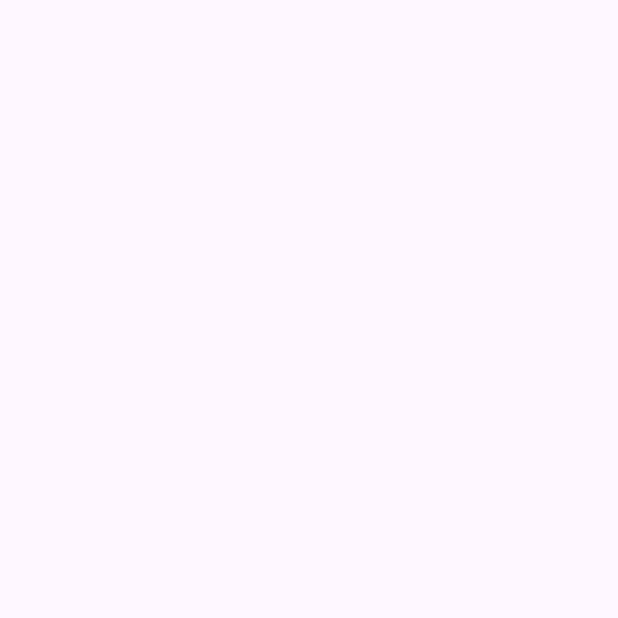
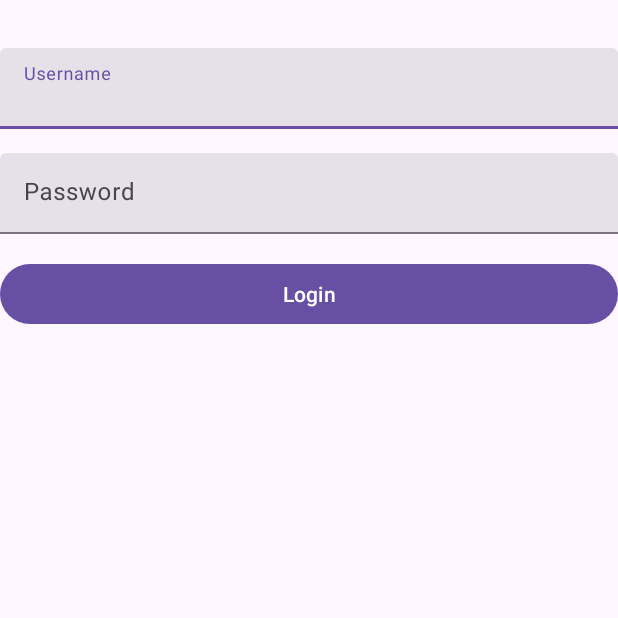
Before and after one commit to evan-sadlerVU/S3874961_assignment2, an Android app: the screen it shows after launch (MainActivity), on a phone screen of 412 x 824 dp, the top half of it. Before the commit the part shown is empty. Run offline under Robolectric (Android 15) with nearby library versions, the phone set to English and light mode, and no system bars; our stand-ins replace Dagger/Hilt's generated code.

Commit message:
- implemented a super basic fragment for login using material3 components. - made the login button work using the retrofit client i made before (currently hardcoded to use my login details, quote out/delete later, is working anyway though). - created a file for view model, need to remember how these work before implementing.

```diff
--- a/app/src/main/AndroidManifest.xml
+++ b/app/src/main/AndroidManifest.xml
@@ -1,6 +1,8 @@
 <?xml version="1.0" encoding="utf-8"?>
 <manifest xmlns:android="http://schemas.android.com/apk/res/android"
     xmlns:tools="http://schemas.android.com/tools">
+    <uses-permission android:name="android.permission.INTERNET" />
+    <uses-permission android:name="android.permission.ACCESS_NETWORK_STATE" />
 
     <application
         android:name=".S3874961Assignment2App"
@@ -23,4 +25,5 @@
         </activity>
     </application>
 
+
 </manifest>
--- a/app/src/main/java/com/example/s3874961_assignment2/MainActivity.kt
+++ b/app/src/main/java/com/example/s3874961_assignment2/MainActivity.kt
@@ -10,6 +10,7 @@ import dagger.hilt.android.AndroidEntryPoint
 @AndroidEntryPoint
 class MainActivity : AppCompatActivity() {
     override fun onCreate(savedInstanceState: Bundle?) {
+        // Boilerplate activity code
         super.onCreate(savedInstanceState)
         enableEdgeToEdge()
         setContentView(R.layout.activity_main)
@@ -18,5 +19,13 @@ class MainActivity : AppCompatActivity() {
             v.setPadding(systemBars.left, systemBars.top, systemBars.right, systemBars.bottom)
             insets
         }
+
+
+        // display the login fragment
+        supportFragmentManager.beginTransaction()
+            .setReorderingAllowed(true)
+            .add(R.id.MainFragmentContainer, LoginFragment::class.java, null)
+            .commit()
+
     }
 }
--- a/app/src/main/java/com/example/s3874961_assignment2/S3874961Assignment2App.kt
+++ b/app/src/main/java/com/example/s3874961_assignment2/S3874961Assignment2App.kt
@@ -1,5 +1,5 @@
 package com.example.s3874961_assignment2
-
+// application class, required to set up Dependency injection.
 import android.app.Application
 import dagger.hilt.android.HiltAndroidApp
 
--- a/app/src/main/java/com/example/s3874961_assignment2/data/LoginRequest.kt
+++ b/app/src/main/java/com/example/s3874961_assignment2/data/LoginRequest.kt
@@ -1,5 +1,5 @@
 package com.example.s3874961_assignment2.data
-
+/* Data class to send to API with login details */
 data class LoginRequest(
     val username: String,
     val password: String
--- a/app/src/main/java/com/example/s3874961_assignment2/data/LoginResponse.kt
+++ b/app/src/main/java/com/example/s3874961_assignment2/data/LoginResponse.kt
@@ -1,5 +1,5 @@
 package com.example.s3874961_assignment2.data
-
+/* Data class to store the response from the login call to the api */
 data class LoginResponse(
     val keypass: String
 )
--- a/app/src/main/java/com/example/s3874961_assignment2/networking/Nit3213ApiService.kt
+++ b/app/src/main/java/com/example/s3874961_assignment2/networking/Nit3213ApiService.kt
@@ -1,5 +1,6 @@
+/* essentially a list of functions that can be used with the retrofit client to access data from the API */
+
 package com.example.s3874961_assignment2.networking
-
 import com.example.s3874961_assignment2.data.*
 import retrofit2.http.*
 
--- a/app/src/main/res/layout/activity_main.xml
+++ b/app/src/main/res/layout/activity_main.xml
@@ -1,5 +1,6 @@
 <?xml version="1.0" encoding="utf-8"?>
-<androidx.constraintlayout.widget.ConstraintLayout xmlns:android="http://schemas.android.com/apk/res/android"
+<androidx.constraintlayout.widget.ConstraintLayout
+    xmlns:android="http://schemas.android.com/apk/res/android"
     xmlns:app="http://schemas.android.com/apk/res-auto"
     xmlns:tools="http://schemas.android.com/tools"
     android:id="@+id/main"
@@ -7,5 +8,9 @@
     android:layout_height="match_parent"
     tools:context=".MainActivity">
 
+    <androidx.fragment.app.FragmentContainerView
+        android:id="@+id/MainFragmentContainer"
+        android:layout_width="match_parent"
+        android:layout_height="match_parent" />
 
-</androidx.constraintlayout.widget.ConstraintLayout>
+</androidx.constraintlayout.widget.ConstraintLayout >
--- a/app/src/main/res/layout/fragment_login.xml
+++ b/app/src/main/res/layout/fragment_login.xml
@@ -1,5 +1,7 @@
 <?xml version="1.0" encoding="utf-8"?>
-<FrameLayout xmlns:android="http://schemas.android.com/apk/res/android"
+<androidx.constraintlayout.widget.ConstraintLayout
+    xmlns:android="http://schemas.android.com/apk/res/android"
+    xmlns:app="http://schemas.android.com/apk/res-auto"
     xmlns:tools="http://schemas.android.com/tools"
     android:layout_width="match_parent"
     android:layout_height="match_parent"
@@ -11,14 +13,15 @@
         android:layout_width="match_parent"
         android:layout_height="wrap_content"
         android:layout_marginTop="32dp"
-        android:hint="@string/username">
+        android:hint="@string/username"
+        app:layout_constraintTop_toTopOf="parent">
 
         <com.google.android.material.textfield.TextInputEditText
             android:id="@+id/usernameField"
             android:layout_width="match_parent"
             android:layout_height="wrap_content"
             android:autofillHints="username"
-            android:imeOptions="actionNext"/>
+            android:imeOptions="actionNext" />
     </com.google.android.material.textfield.TextInputLayout>
 
     <com.google.android.material.textfield.TextInputLayout
@@ -27,7 +30,8 @@
         android:layout_width="match_parent"
         android:layout_height="wrap_content"
         android:layout_marginTop="16dp"
-        android:hint="@string/password">
+        android:hint="@string/password"
+        app:layout_constraintTop_toBottomOf="@+id/usernameLayout">
 
         <com.google.android.material.textfield.TextInputEditText
             android:id="@+id/passwordField"
@@ -46,6 +50,7 @@
         android:layout_marginTop="16dp"
         android:enabled="true"
         android:text="@string/login"
+        app:layout_constraintTop_toBottomOf="@+id/passwordLayout"
         tools:layout_editor_absoluteX="-16dp" />
 
-</FrameLayout>
+</androidx.constraintlayout.widget.ConstraintLayout>
```
Also changed, not shown: app/build.gradle.kts (+10 -2 lines), app/src/main/java/com/example/s3874961_assignment2/LoginFragment.kt (+38 -41 lines), app/src/main/java/com/example/s3874961_assignment2/LoginViewModel.kt (added, +10 -0 lines).
